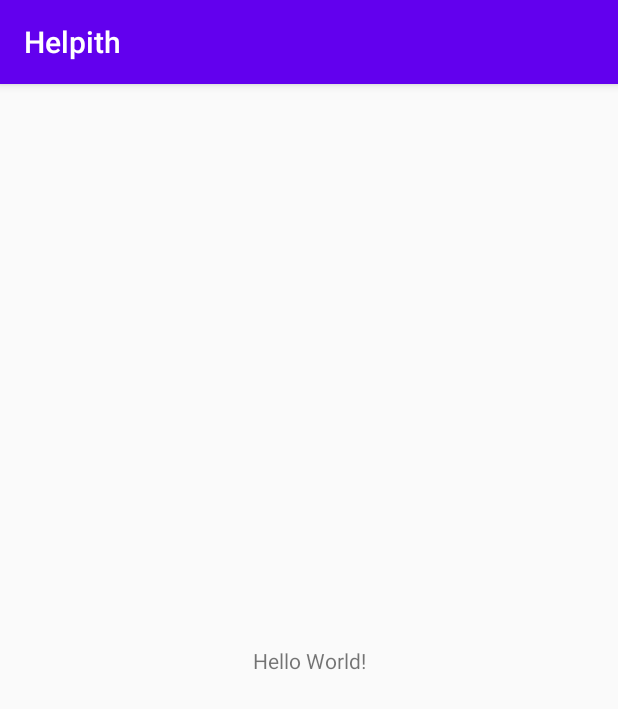
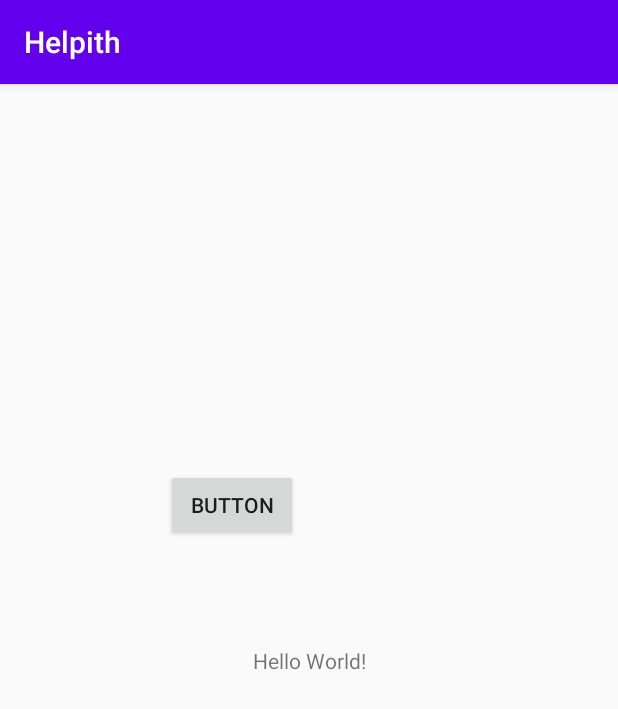
Before and after one commit to co-carbon-monoxide/Helpith-Frontend, an Android app: the screen it shows after launch (MainActivity), on a phone screen of 412 x 824 dp. Shown: the top 709 px of the screen. Run offline under Robolectric (Android 15) with nearby library versions, the phone set to English and light mode, and no system bars.

Commit message:
✨ Add: ボタンを実装

```diff
--- a/app/src/main/res/layout/activity_main.xml
+++ b/app/src/main/res/layout/activity_main.xml
@@ -7,6 +7,7 @@
     tools:context=".MainActivity">
 
     <TextView
+        android:id="@+id/textView"
         android:layout_width="wrap_content"
         android:layout_height="wrap_content"
         android:text="Hello World!"
@@ -15,4 +16,19 @@
         app:layout_constraintRight_toRightOf="parent"
         app:layout_constraintTop_toTopOf="parent" />
 
+    <Button
+        android:id="@+id/button"
+        android:layout_width="wrap_content"
+        android:layout_height="wrap_content"
+        android:layout_marginStart="110dp"
+        android:layout_marginTop="247dp"
+        android:layout_marginEnd="213dp"
+        android:layout_marginBottom="61dp"
+        android:text="Button"
+        app:layout_constraintBottom_toTopOf="@+id/textView"
+        app:layout_constraintEnd_toEndOf="parent"
+        app:layout_constraintHorizontal_bias="0.6"
+        app:layout_constraintStart_toStartOf="parent"
+        app:layout_constraintTop_toTopOf="parent" />
+
 </androidx.constraintlayout.widget.ConstraintLayout>
```
